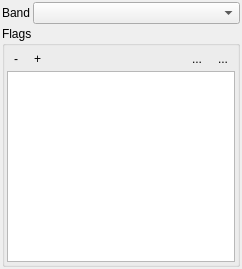
Before: the Qt Designer form bitflagrenderer/bitflagrenderer.ui in jakimowb/bit-flag-renderer, drawn with Qt 5.
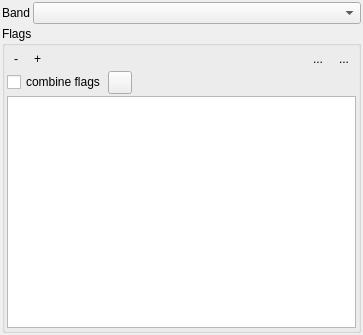
After: the same form once the commit is applied. Icons and pictures are not drawn. Custom widgets are drawn as their Qt base class.

Commit message: CI pipeline

What changed in the file:
```diff
--- a/bitflagrenderer/bitflagrenderer.ui
+++ b/bitflagrenderer/bitflagrenderer.ui
@@ -6,8 +6,8 @@
    <rect>
     <x>0</x>
     <y>0</y>
-    <width>242</width>
-    <height>269</height>
+    <width>363</width>
+    <height>335</height>
    </rect>
   </property>
   <property name="windowTitle">
@@ -143,6 +143,39 @@
         </item>
        </layout>
       </item>
+      <item>
+       <layout class="QHBoxLayout" name="horizontalLayout_2">
+        <property name="spacing">
+         <number>2</number>
+        </property>
+        <property name="topMargin">
+         <number>0</number>
+        </property>
+        <item>
+         <widget class="QCheckBox" name="cbCombine">
+          <property name="text">
+           <string>combine flags</string>
+          </property>
+         </widget>
+        </item>
+        <item>
+         <widget class="QgsColorButton" name="btCombinedFlagsColor"/>
+        </item>
+        <item>
+         <spacer name="horizontalSpacer_3">
+          <property name="orientation">
+           <enum>Qt::Horizontal</enum>
+          </property>
+          <property name="sizeHint" stdset="0">
+           <size>
+            <width>40</width>
+            <height>20</height>
+           </size>
+          </property>
+         </spacer>
+        </item>
+       </layout>
+      </item>
       <item>
        <widget class="QTreeView" name="mTreeView">
         <property name="sizePolicy">
@@ -263,6 +296,11 @@
    <header>qgscollapsiblegroupbox.h</header>
    <container>1</container>
   </customwidget>
+  <customwidget>
+   <class>QgsColorButton</class>
+   <extends>QToolButton</extends>
+   <header>qgscolorbutton.h</header>
+  </customwidget>
   <customwidget>
    <class>QgsRasterBandComboBox</class>
    <extends>QComboBox</extends>
```
Left out of the diff: 22 changed lines with no effect on the pictures. The commit also changes 1 other file.
